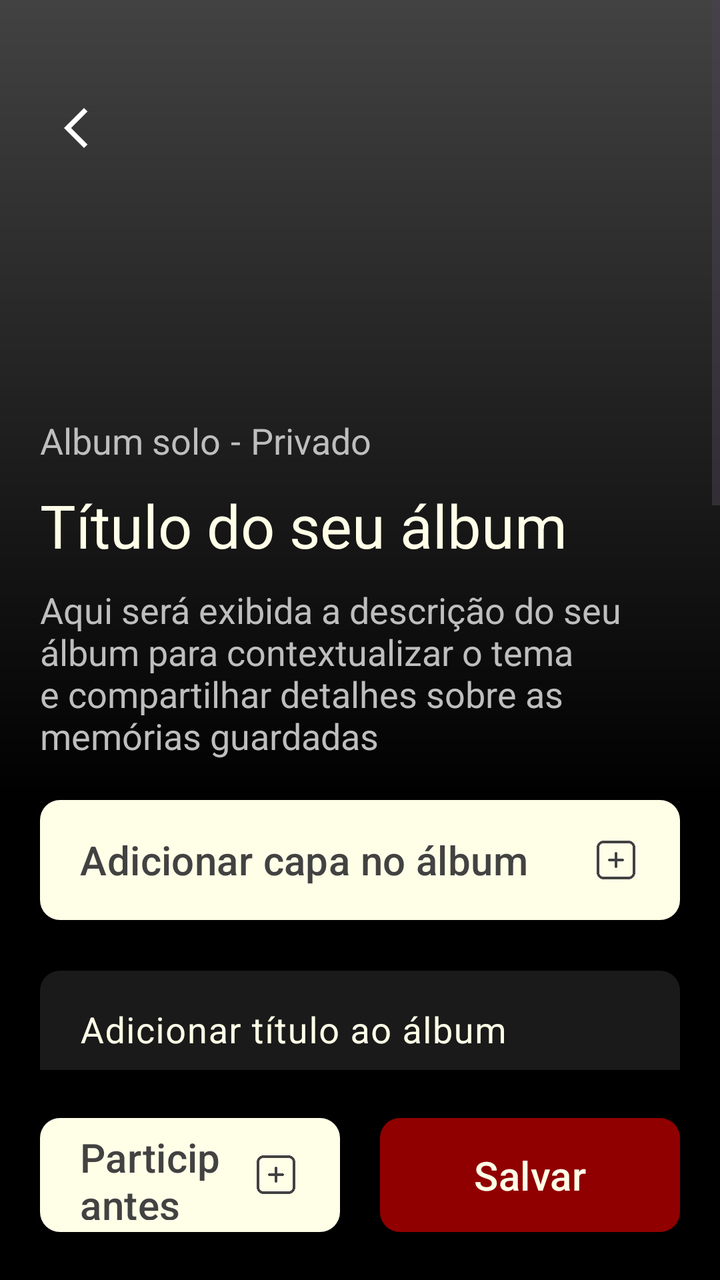
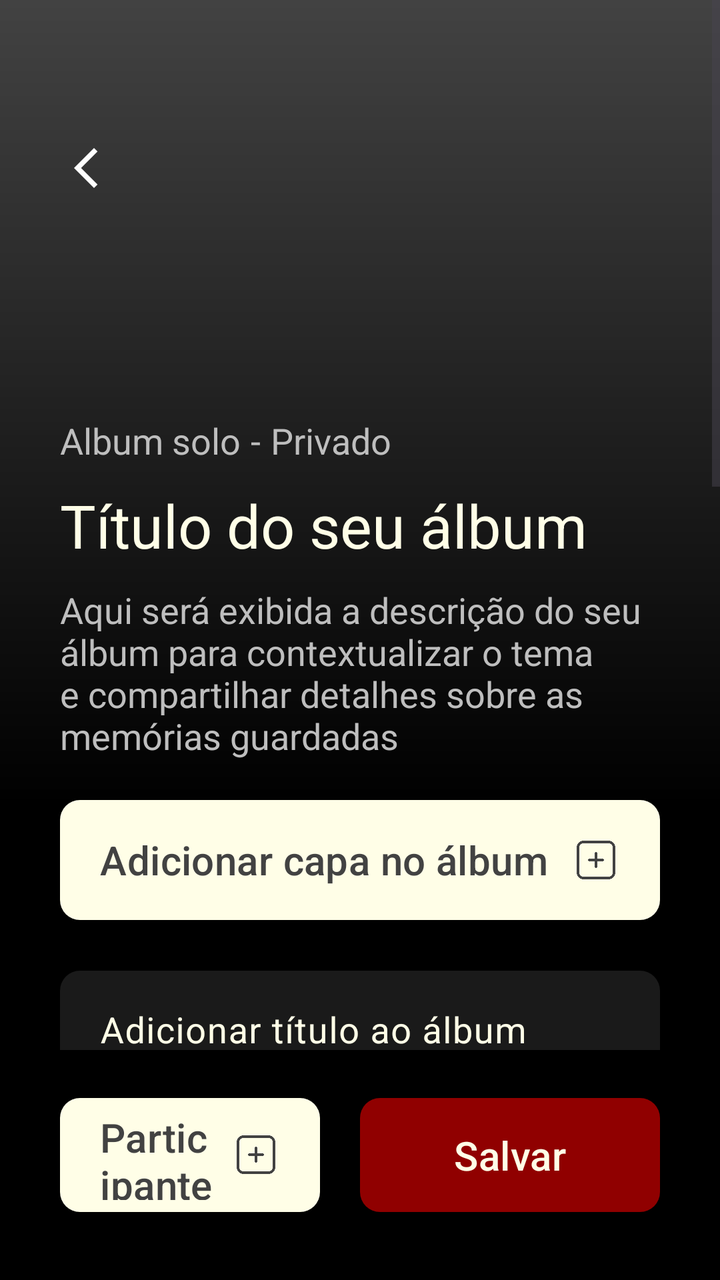

An Android layout rendered at two revisions. The XML below is the earlier revision; the diff shows what the commit changed to produce the second picture.
<!-- AndroidManifest.xml: application theme Theme.Monaly -->
<!-- res/layout/fragment_create_album.xml -->
<?xml version="1.0" encoding="utf-8"?>
<androidx.constraintlayout.widget.ConstraintLayout xmlns:android="http://schemas.android.com/apk/res/android"
    xmlns:app="http://schemas.android.com/apk/res-auto"
    xmlns:tools="http://schemas.android.com/tools"
    android:layout_width="match_parent"
    android:layout_height="match_parent"
    android:background="#000000">

    <com.google.android.material.button.MaterialButton
        android:id="@+id/buttomSaveAlbum"
        android:layout_width="150dp"
        android:layout_height="65dp"
        android:layout_marginEnd="20dp"
        android:layout_marginBottom="20dp"
        android:layout_weight="1"
        android:text="@string/create_album_button_save"
        android:textAllCaps="false"
        android:textColor="@color/bage_neutral"
        android:textSize="20sp"
        app:backgroundTint="@color/red"
        app:cornerRadius="10dp"
        app:layout_constraintBottom_toBottomOf="parent"
        app:layout_constraintEnd_toEndOf="parent" />

    <com.google.android.material.button.MaterialButton
        android:id="@+id/buttomAddParticipants"
        android:layout_width="0dp"
        android:layout_height="65dp"
        android:layout_marginStart="20dp"
        android:layout_marginEnd="20dp"
        android:layout_marginBottom="20dp"
        android:layout_weight="1"
        android:gravity="start|center_vertical"
        android:paddingStart="20dp"
        android:paddingEnd="20dp"
        android:text="@string/create_album_button_add_participants"
        android:textAllCaps="false"
        android:textColor="@color/gray_dark"
        android:textSize="20sp"
        app:backgroundTint="@color/bage_neutral"
        app:cornerRadius="10dp"
        app:icon="@drawable/ic_add_gray_dark"
        app:iconGravity="end"
        app:iconSize="24dp"
        app:iconTint="@null"
        app:layout_constraintBottom_toBottomOf="parent"
        app:layout_constraintEnd_toStartOf="@+id/buttomSaveAlbum"
        app:layout_constraintStart_toStartOf="parent" />

    <ScrollView
        android:id="@+id/scrollForm"
        android:layout_width="match_parent"
        android:layout_height="0dp"
        android:layout_marginBottom="20dp"
        android:fillViewport="true"
        app:layout_constraintBottom_toTopOf="@+id/buttomAddParticipants"
        app:layout_constraintEnd_toEndOf="parent"
        app:layout_constraintStart_toStartOf="parent"
        app:layout_constraintTop_toTopOf="parent">

        <androidx.constraintlayout.widget.ConstraintLayout
            android:layout_width="match_parent"
            android:layout_height="wrap_content"
            android:paddingBottom="20dp">

            <ImageView
                android:id="@+id/ivCoverPhoto"
                android:layout_width="0dp"
                android:layout_height="400dp"
                android:background="@color/gray_dark"
                android:scaleType="centerCrop"
                app:layout_constraintEnd_toEndOf="parent"
                app:layout_constraintStart_toStartOf="parent"
                app:layout_constraintTop_toTopOf="parent" />

            <ImageView
                android:id="@+id/imageGradientEffect"
                android:layout_width="0dp"
                android:layout_height="0dp"
                app:layout_constraintBottom_toBottomOf="@+id/ivCoverPhoto"
                app:layout_constraintEnd_toEndOf="parent"
                app:layout_constraintHorizontal_bias="0.0"
                app:layout_constraintStart_toStartOf="parent"
                app:layout_constraintTop_toTopOf="parent"
                app:srcCompat="@drawable/bg_gradient_black" />

            <ImageView
                android:id="@+id/btnBack"
                android:layout_width="48dp"
                android:layout_height="48dp"
                android:layout_marginStart="20dp"
                android:layout_marginTop="40dp"
                android:padding="12dp"
                android:src="@drawable/icon_arrow_back_ios"
                app:layout_constraintStart_toStartOf="parent"
                app:layout_constraintTop_toTopOf="parent"
                app:tint="#FFFFFF" />

            <com.google.android.material.button.MaterialButton
                android:id="@+id/buttonAddNewAlbum"
                android:layout_width="0dp"
                android:layout_height="60dp"
                android:layout_marginStart="20dp"
                android:layout_marginEnd="20dp"
                android:background="@drawable/drawable_background_button_gray_dark_10_dp"
                android:gravity="start|center_vertical"
                android:paddingStart="20dp"
                android:paddingEnd="20dp"
                android:text="@string/create_album_button_add_cover"
                android:textAllCaps="false"
                android:textColor="@color/gray_dark"
                android:textSize="20sp"
                app:backgroundTint="@color/bage_neutral"
                app:icon="@drawable/ic_add_gray_dark"
                app:iconGravity="end"
                app:iconSize="24dp"
                app:iconTint="@null"
                app:layout_constraintEnd_toEndOf="parent"
                app:layout_constraintHorizontal_bias="0.0"
                app:layout_constraintStart_toStartOf="parent"
                app:layout_constraintTop_toBottomOf="@+id/ivCoverPhoto" />

            <com.google.android.material.textfield.TextInputLayout
                android:id="@+id/TitleField"
                android:layout_width="match_parent"
                android:layout_height="wrap_content"
                android:layout_marginStart="20dp"
                android:layout_marginTop="20dp"
                android:layout_marginEnd="20dp"
                android:textColorHint="@color/bage_neutral"
                app:counterEnabled="true"
                app:counterMaxLength="50"
                app:counterTextColor="@color/bage_neutral"
                app:hintTextColor="@color/bage_neutral"
                app:layout_constraintEnd_toEndOf="parent"
                app:layout_constraintHorizontal_bias="0.0"
                app:layout_constraintStart_toStartOf="parent"
                app:layout_constraintTop_toBottomOf="@+id/buttonAddNewAlbum">

                <com.google.android.material.textfield.TextInputEditText
                    android:id="@+id/EditTitleField"
                    android:layout_width="match_parent"
                    android:layout_height="60dp"
                    android:background="@drawable/drawable_background_button_gray_deep_10_dp"
                    android:hint="@string/create_album_hint_title"
                    android:imeOptions="actionNext"
                    android:inputType="textCapSentences"
                    android:maxLength="50"
                    android:maxLines="1"
                    android:paddingStart="20dp"
                    android:paddingEnd="20dp"
                    android:textColor="@color/bage_neutral"
                    android:textSize="18sp" />

            </com.google.android.material.textfield.TextInputLayout>

            <com.google.android.material.textfield.TextInputLayout
                android:id="@+id/DescriptionField"
                android:layout_width="match_parent"
                android:layout_height="wrap_content"
                android:layout_marginStart="20dp"
                android:layout_marginEnd="20dp"
                android:textColorHint="@color/bage_neutral"
                app:counterEnabled="true"
                app:counterMaxLength="350"
                app:counterTextColor="@color/bage_neutral"
                app:hintTextColor="@color/bage_neutral"
                app:layout_constraintEnd_toEndOf="parent"
                app:layout_constraintStart_toStartOf="parent"
                app:layout_constraintTop_toBottomOf="@+id/TitleField">

                <com.google.android.material.textfield.TextInputEditText
                    android:id="@+id/EditDescriptionField"
                    android:layout_width="match_parent"
                    android:layout_height="250dp"
                    android:background="@drawable/drawable_background_button_gray_deep_10_dp"
                    android:gravity="top|start"
                    android:hint="@string/create_album_hint_description"
                    android:maxLength="350"
                    android:paddingStart="20dp"
                    android:paddingEnd="20dp"
                    android:textColor="@color/gray_medium"
                    android:textSize="18sp"
                    android:inputType="textCapSentences"
                    android:imeOptions="actionDone" />

            </com.google.android.material.textfield.TextInputLayout>

            <androidx.cardview.widget.CardView
                android:id="@+id/cvParticipantsMock"
                android:layout_width="match_parent"
                android:layout_height="wrap_content"
                android:layout_marginStart="20dp"
                android:layout_marginTop="5dp"
                android:layout_marginEnd="20dp"
                app:cardBackgroundColor="#262626"
                app:cardCornerRadius="10dp"
                app:cardElevation="0dp"
                app:layout_constraintEnd_toEndOf="parent"
                app:layout_constraintStart_toStartOf="parent"
                app:layout_constraintTop_toBottomOf="@+id/DescriptionField">

                <LinearLayout
                    android:background="@color/gray_deep"
                    android:layout_width="match_parent"
                    android:layout_height="wrap_content"
                    android:orientation="vertical"
                    android:padding="20dp">

                    <TextView
                        android:layout_width="wrap_content"
                        android:layout_height="wrap_content"
                        android:layout_marginBottom="30dp"
                        android:text="@string/create_album_participants_title"
                        android:textColor="@color/bage_neutral"
                        android:textSize="18sp" />

                    <LinearLayout
                        android:layout_width="match_parent"
                        android:layout_height="wrap_content"
                        android:orientation="horizontal">

                        <ImageView
                            android:layout_width="40dp"
                            android:layout_height="40dp"
                            android:layout_marginEnd="15dp"
                            android:background="@drawable/drawable_background_button_gray_deep_10_dp"
                            android:src="@drawable/ic_profile_bage_neutral" />

                        <ImageView
                            android:layout_width="40dp"
                            android:layout_height="40dp"
                            android:layout_marginEnd="15dp"
                            android:background="@drawable/drawable_background_button_gray_deep_10_dp"
                            android:src="@drawable/ic_profile_bage_neutral" />

                        <TextView
                            android:layout_width="40dp"
                            android:layout_height="40dp"
                            android:background="@drawable/drawable_background_button_gray_deep_10_dp"
                            android:gravity="center"
                            android:text="..."
                            android:textColor="@color/bage_neutral"
                            android:textSize="18sp"
                            android:textStyle="bold" />

                    </LinearLayout>

                </LinearLayout>

            </androidx.cardview.widget.CardView>

            <com.google.android.material.switchmaterial.SwitchMaterial
                android:id="@+id/switchPublic"
                android:layout_width="match_parent"
                android:layout_height="wrap_content"
                android:layout_marginStart="30dp"
                android:layout_marginTop="20dp"
                android:layout_marginEnd="30dp"
                android:text="@string/create_album_switch_public"
                android:textColor="@color/bage_neutral"
                android:textSize="16sp"
                app:layout_constraintEnd_toEndOf="parent"
                app:layout_constraintStart_toStartOf="parent"
                app:layout_constraintTop_toBottomOf="@+id/cvParticipantsMock" />

            <com.google.android.material.switchmaterial.SwitchMaterial
                android:id="@+id/switchDownload"
                android:layout_width="match_parent"
                android:layout_height="wrap_content"
                android:layout_marginStart="30dp"
                android:layout_marginTop="16dp"
                android:layout_marginEnd="30dp"
                android:text="@string/create_album_switch_download"
                android:textColor="@color/bage_neutral"
                android:textSize="16sp"
                app:layout_constraintEnd_toEndOf="parent"
                app:layout_constraintStart_toStartOf="parent"
                app:layout_constraintTop_toBottomOf="@+id/switchPublic" />

            <TextView
                android:id="@+id/textView3"
                android:layout_width="0dp"
                android:layout_height="wrap_content"
                android:layout_marginStart="20dp"
                android:layout_marginEnd="20dp"
                android:layout_marginBottom="20dp"
                android:text="@string/create_album_description_field"
                android:textColor="@color/gray_medium"
                android:textSize="18sp"
                app:layout_constraintBottom_toBottomOf="@+id/ivCoverPhoto"
                app:layout_constraintEnd_toEndOf="parent"
                app:layout_constraintStart_toStartOf="@+id/ivCoverPhoto" />

            <TextView
                android:id="@+id/textView6"
                android:layout_width="wrap_content"
                android:layout_height="wrap_content"
                android:layout_marginStart="20dp"
                android:layout_marginBottom="10dp"
                android:text="@string/create_album_title_field"
                android:textColor="@color/bage_neutral"
                android:textSize="30sp"
                app:layout_constraintBottom_toTopOf="@+id/textView3"
                app:layout_constraintStart_toStartOf="parent" />

            <TextView
                android:id="@+id/textView7"
                android:layout_width="wrap_content"
                android:layout_height="wrap_content"
                android:layout_marginStart="20dp"
                android:layout_marginBottom="10dp"
                android:text="@string/create_album_status_solo_shared"
                android:textColor="@color/gray_medium"
                android:textSize="18sp"
                app:layout_constraintBottom_toTopOf="@+id/textView6"
                app:layout_constraintStart_toStartOf="parent" />

            <TextView
                android:id="@+id/textView8"
                android:layout_width="wrap_content"
                android:layout_height="wrap_content"
                android:layout_marginStart="5dp"
                android:layout_marginBottom="10dp"
                android:text="@string/create_album_space"
                android:textColor="@color/gray_medium"
                android:textSize="18sp"
                app:layout_constraintBottom_toTopOf="@+id/textView6"
                app:layout_constraintStart_toEndOf="@+id/textView7" />

            <TextView
                android:id="@+id/textView9"
                android:layout_width="wrap_content"
                android:layout_height="wrap_content"
                android:layout_marginStart="5dp"
                android:layout_marginBottom="10dp"
                android:text="@string/create_album_status_private_public"
                android:textColor="@color/gray_medium"
                android:textSize="18sp"
                app:layout_constraintBottom_toTopOf="@+id/textView6"
                app:layout_constraintStart_toEndOf="@+id/textView8" />

        </androidx.constraintlayout.widget.ConstraintLayout>

    </ScrollView>

</androidx.constraintlayout.widget.ConstraintLayout>
<!-- resources referenced by this layout -->
<resources>
  <color name="bage_neutral">#fffee7</color>
  <color name="gray_dark">#424242</color>
  <color name="gray_deep">#1A1A1A</color>
  <color name="gray_medium">#BEBEBE</color>
  <color name="red">#900000</color>
  <!-- drawable bg_gradient_black (drawable) -->
  <?xml version="1.0" encoding="utf-8"?>
  <shape xmlns:android="http://schemas.android.com/apk/res/android"
  
      android:shape="rectangle">
  
      <gradient
  
          android:angle="90"
          android:startColor="@color/black"
          android:endColor="#00000000"
          android:type="linear"/>
  
  </shape>
  <!-- drawable drawable_background_button_gray_dark_10_dp (drawable) -->
  <?xml version="1.0" encoding="utf-8"?>
  <shape xmlns:android="http://schemas.android.com/apk/res/android">
  
      <corners android:radius="10dp"/>
      <solid android:color="@color/gray_dark"/>
  
  </shape>
  <!-- drawable drawable_background_button_gray_deep_10_dp (drawable) -->
  <?xml version="1.0" encoding="utf-8"?>
  <shape xmlns:android="http://schemas.android.com/apk/res/android">
  
      <solid android:color="@color/gray_deep"/>
      <corners android:radius="10dp"/>
  
  </shape>
  <!-- drawable ic_add_gray_dark: png bitmap (drawable, 1667 bytes) -->
  <!-- drawable ic_profile_bage_neutral: png bitmap (drawable, 1723 bytes) -->
  <!-- drawable icon_arrow_back_ios (drawable) -->
  <vector xmlns:android="http://schemas.android.com/apk/res/android" android:autoMirrored="true" android:height="24dp" android:tint="#FFFAC9" android:viewportHeight="960" android:viewportWidth="960" android:width="24dp">
        
      <path android:fillColor="@android:color/white" android:pathData="M400,880L0,480L400,80L471,151L142,480L471,809L400,880Z"/>
      
  </vector>
  <string name="create_album_button_add_cover">Adicionar capa no álbum</string>
  <string name="create_album_button_add_participants">Participantes</string>
  <string name="create_album_button_save">Salvar</string>
  <string name="create_album_description_field">Aqui será exibida a descrição do seu álbum para contextualizar o tema e compartilhar detalhes sobre as memórias guardadas</string>
  <string name="create_album_hint_description">Adicionar descrição ao álbum</string>
  <string name="create_album_hint_title">Adicionar título ao álbum</string>
  <string name="create_album_participants_title">Participantes</string>
  <string name="create_album_space"> - </string>
  <string name="create_album_status_private_public">Privado</string>
  <string name="create_album_status_solo_shared">Album solo</string>
  <string name="create_album_switch_download">Permitir download de mídias</string>
  <string name="create_album_switch_public">Álbum público</string>
  <string name="create_album_title_field">Título do seu álbum</string>
  <style name="Theme.Monaly" parent="Base.Theme.Monaly" />
  <color name="black">#000000</color>
  <style name="Base.Theme.Monaly" parent="Theme.Material3.DayNight.NoActionBar">
  
          <item name="android:navigationBarColor">@color/black</item>
  
      </style>
</resources>

<!-- the commit's change to res/layout/fragment_create_album.xml (unified diff, before → after) -->
@@ -10,8 +10,8 @@
         android:id="@+id/buttomSaveAlbum"
         android:layout_width="150dp"
         android:layout_height="65dp"
-        android:layout_marginEnd="20dp"
-        android:layout_marginBottom="20dp"
+        android:layout_marginEnd="30dp"
+        android:layout_marginBottom="30dp"
         android:layout_weight="1"
         android:text="@string/create_album_button_save"
         android:textAllCaps="false"
@@ -26,9 +26,9 @@
         android:id="@+id/buttomAddParticipants"
         android:layout_width="0dp"
         android:layout_height="65dp"
-        android:layout_marginStart="20dp"
+        android:layout_marginStart="30dp"
         android:layout_marginEnd="20dp"
-        android:layout_marginBottom="20dp"
+        android:layout_marginBottom="30dp"
         android:layout_weight="1"
         android:gravity="start|center_vertical"
         android:paddingStart="20dp"
@@ -88,8 +88,8 @@
                 android:id="@+id/btnBack"
                 android:layout_width="48dp"
                 android:layout_height="48dp"
-                android:layout_marginStart="20dp"
-                android:layout_marginTop="40dp"
+                android:layout_marginStart="25dp"
+                android:layout_marginTop="60dp"
                 android:padding="12dp"
                 android:src="@drawable/icon_arrow_back_ios"
                 app:layout_constraintStart_toStartOf="parent"
@@ -100,8 +100,8 @@
                 android:id="@+id/buttonAddNewAlbum"
                 android:layout_width="0dp"
                 android:layout_height="60dp"
-                android:layout_marginStart="20dp"
-                android:layout_marginEnd="20dp"
+                android:layout_marginStart="30dp"
+                android:layout_marginEnd="30dp"
                 android:background="@drawable/drawable_background_button_gray_dark_10_dp"
                 android:gravity="start|center_vertical"
                 android:paddingStart="20dp"
@@ -124,9 +124,9 @@
                 android:id="@+id/TitleField"
                 android:layout_width="match_parent"
                 android:layout_height="wrap_content"
-                android:layout_marginStart="20dp"
+                android:layout_marginStart="30dp"
                 android:layout_marginTop="20dp"
-                android:layout_marginEnd="20dp"
+                android:layout_marginEnd="30dp"
                 android:textColorHint="@color/bage_neutral"
                 app:counterEnabled="true"
                 app:counterMaxLength="50"
@@ -158,8 +158,8 @@
                 android:id="@+id/DescriptionField"
                 android:layout_width="match_parent"
                 android:layout_height="wrap_content"
-                android:layout_marginStart="20dp"
-                android:layout_marginEnd="20dp"
+                android:layout_marginStart="30dp"
+                android:layout_marginEnd="30dp"
                 android:textColorHint="@color/bage_neutral"
                 app:counterEnabled="true"
                 app:counterMaxLength="350"
@@ -176,13 +176,13 @@
                     android:background="@drawable/drawable_background_button_gray_deep_10_dp"
                     android:gravity="top|start"
                     android:hint="@string/create_album_hint_description"
+                    android:imeOptions="actionDone"
+                    android:inputType="textCapSentences"
                     android:maxLength="350"
                     android:paddingStart="20dp"
                     android:paddingEnd="20dp"
                     android:textColor="@color/gray_medium"
-                    android:textSize="18sp"
-                    android:inputType="textCapSentences"
-                    android:imeOptions="actionDone" />
+                    android:textSize="18sp" />
 
             </com.google.android.material.textfield.TextInputLayout>
 
@@ -190,9 +190,9 @@
                 android:id="@+id/cvParticipantsMock"
                 android:layout_width="match_parent"
                 android:layout_height="wrap_content"
-                android:layout_marginStart="20dp"
+                android:layout_marginStart="30dp"
                 android:layout_marginTop="5dp"
-                android:layout_marginEnd="20dp"
+                android:layout_marginEnd="30dp"
                 app:cardBackgroundColor="#262626"
                 app:cardCornerRadius="10dp"
                 app:cardElevation="0dp"
@@ -254,9 +254,9 @@
                 android:id="@+id/switchPublic"
                 android:layout_width="match_parent"
                 android:layout_height="wrap_content"
-                android:layout_marginStart="30dp"
+                android:layout_marginStart="35dp"
                 android:layout_marginTop="20dp"
-                android:layout_marginEnd="30dp"
+                android:layout_marginEnd="35dp"
                 android:text="@string/create_album_switch_public"
                 android:textColor="@color/bage_neutral"
                 android:textSize="16sp"
@@ -268,9 +268,9 @@
                 android:id="@+id/switchDownload"
                 android:layout_width="match_parent"
                 android:layout_height="wrap_content"
-                android:layout_marginStart="30dp"
+                android:layout_marginStart="35dp"
                 android:layout_marginTop="16dp"
-                android:layout_marginEnd="30dp"
+                android:layout_marginEnd="35dp"
                 android:text="@string/create_album_switch_download"
                 android:textColor="@color/bage_neutral"
                 android:textSize="16sp"
@@ -282,8 +282,8 @@
                 android:id="@+id/textView3"
                 android:layout_width="0dp"
                 android:layout_height="wrap_content"
-                android:layout_marginStart="20dp"
-                android:layout_marginEnd="20dp"
+                android:layout_marginStart="30dp"
+                android:layout_marginEnd="30dp"
                 android:layout_marginBottom="20dp"
                 android:text="@string/create_album_description_field"
                 android:textColor="@color/gray_medium"
@@ -294,21 +294,23 @@
 
             <TextView
                 android:id="@+id/textView6"
-                android:layout_width="wrap_content"
-                android:layout_height="wrap_content"
-                android:layout_marginStart="20dp"
+                android:layout_width="0dp"
+                android:layout_height="wrap_content"
+                android:layout_marginStart="30dp"
+                android:layout_marginEnd="30dp"
                 android:layout_marginBottom="10dp"
                 android:text="@string/create_album_title_field"
                 android:textColor="@color/bage_neutral"
                 android:textSize="30sp"
                 app:layout_constraintBottom_toTopOf="@+id/textView3"
+                app:layout_constraintEnd_toEndOf="parent"
                 app:layout_constraintStart_toStartOf="parent" />
 
             <TextView
                 android:id="@+id/textView7"
                 android:layout_width="wrap_content"
                 android:layout_height="wrap_content"
-                android:layout_marginStart="20dp"
+                android:layout_marginStart="30dp"
                 android:layout_marginBottom="10dp"
                 android:text="@string/create_album_status_solo_shared"
                 android:textColor="@color/gray_medium"
